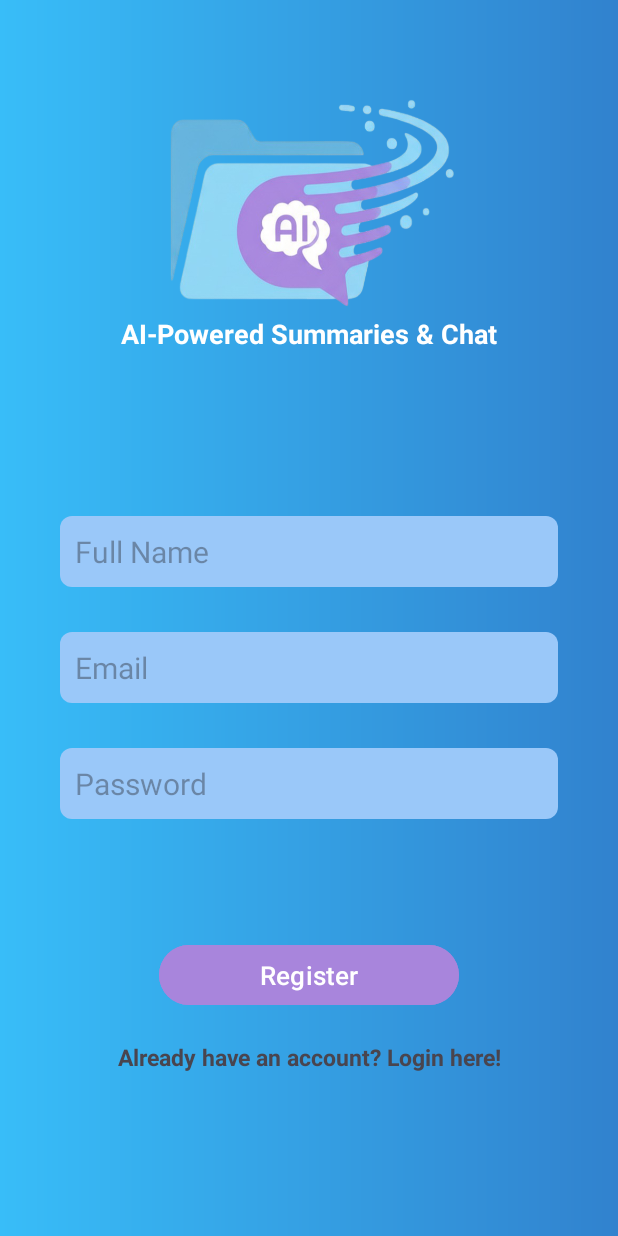
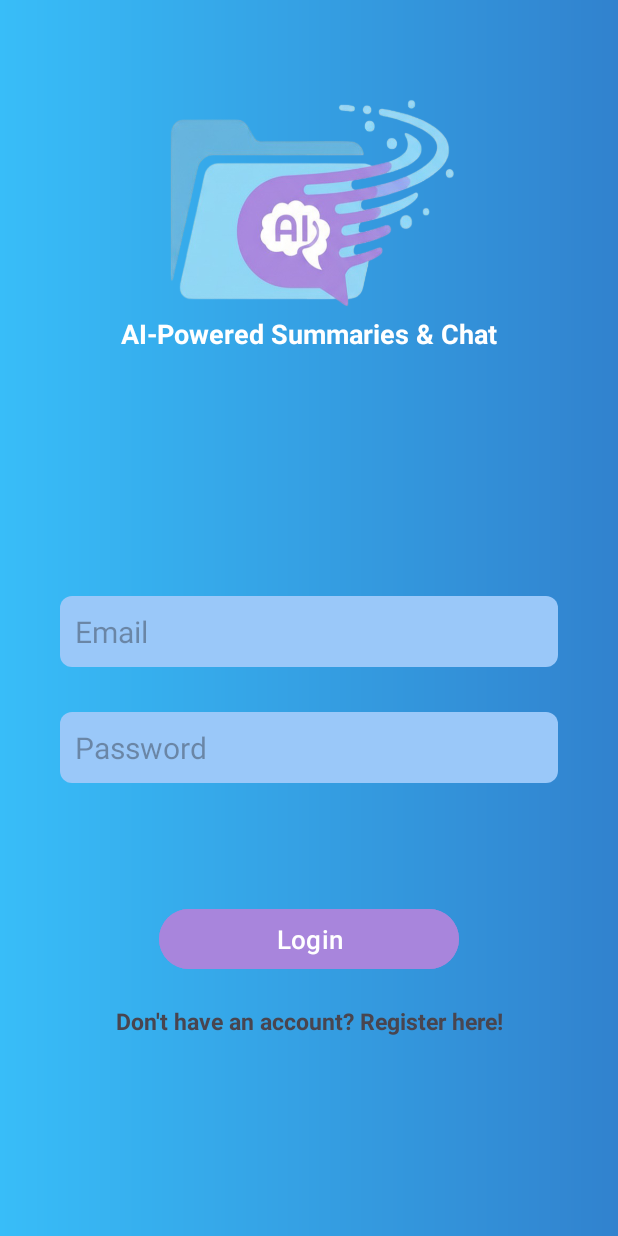
Before and after one commit to galhelner/FileWhisper, an Android app: the screen it shows after launch (AuthActivity), after a tap on "Already have an account? Login here!", on a phone screen of 412 x 824 dp. Run offline under Robolectric (Android 15) with nearby library versions, the phone set to English and light mode, and no system bars; 3 other taps on this screen came first.

Commit message:
Organize project structure, move classes into appropriate packages

```diff
--- a/android-app/app/src/main/AndroidManifest.xml
+++ b/android-app/app/src/main/AndroidManifest.xml
@@ -16,13 +16,13 @@
         android:theme="@style/Theme.AIPoweredTextAnalyzer"
         tools:targetApi="31">
         <activity
-            android:name=".FileActivity"
+            android:name=".Activities.FileActivity"
             android:exported="false" />
         <activity
-            android:name=".AuthActivity"
+            android:name=".Activities.AuthActivity"
             android:exported="false" />
         <activity
-            android:name=".MainActivity"
+            android:name=".Activities.MainActivity"
             android:exported="true">
             <intent-filter>
                 <action android:name="android.intent.action.MAIN" />
--- a/android-app/app/src/main/java/com/example/ai_poweredtextanalyzer/AuthActivity.java
+++ b/android-app/app/src/main/java/com/example/ai_poweredtextanalyzer/Activities/AuthActivity.java
@@ -1,4 +1,4 @@
-package com.example.ai_poweredtextanalyzer;
+package com.example.ai_poweredtextanalyzer.Activities;
 
 import android.content.Intent;
 import android.content.SharedPreferences;
@@ -12,6 +12,9 @@ import androidx.activity.EdgeToEdge;
 import androidx.appcompat.app.AppCompatActivity;
 import android.util.Patterns;
 import android.widget.Toast;
+
+import com.example.ai_poweredtextanalyzer.Utils.ApiClient;
+import com.example.ai_poweredtextanalyzer.R;
 
 public class AuthActivity extends AppCompatActivity {
     private SharedPreferences prefs;
@@ -54,10 +57,17 @@ public class AuthActivity extends AppCompatActivity {
 
         // handle register link click event
         toggleLink.setOnClickListener(v -> {
-            mode = Mode.REGISTER;
-            authButton.setText(R.string.register);
-            toggleLink.setText(R.string.login_link);
-            fullNameInput.setVisibility(View.VISIBLE);
+            if (mode == Mode.LOGIN) {
+                mode = Mode.REGISTER;
+                authButton.setText(R.string.register);
+                toggleLink.setText(R.string.login_link);
+                fullNameInput.setVisibility(View.VISIBLE);
+            } else {
+                mode = Mode.LOGIN;
+                authButton.setText(R.string.login);
+                toggleLink.setText(R.string.register_link);
+                fullNameInput.setVisibility(View.GONE);
+            }
         });
     }
 
--- a/android-app/app/src/main/java/com/example/ai_poweredtextanalyzer/FileActivity.java
+++ b/android-app/app/src/main/java/com/example/ai_poweredtextanalyzer/Activities/FileActivity.java
@@ -1,4 +1,4 @@
-package com.example.ai_poweredtextanalyzer;
+package com.example.ai_poweredtextanalyzer.Activities;
 
 import android.content.Intent;
 import android.graphics.Typeface;
@@ -20,6 +20,10 @@ import android.widget.Toast;
 import androidx.activity.EdgeToEdge;
 import androidx.appcompat.app.AppCompatActivity;
 import androidx.core.content.ContextCompat;
+
+import com.example.ai_poweredtextanalyzer.Utils.ApiClient;
+import com.example.ai_poweredtextanalyzer.Objects.ChatMessage;
+import com.example.ai_poweredtextanalyzer.R;
 import com.google.android.material.progressindicator.CircularProgressIndicator;
 import java.util.ArrayList;
 
--- a/android-app/app/src/main/java/com/example/ai_poweredtextanalyzer/InvalidCredentialsException.java
+++ b/android-app/app/src/main/java/com/example/ai_poweredtextanalyzer/Exceptions/InvalidCredentialsException.java
@@ -1,4 +1,4 @@
-package com.example.ai_poweredtextanalyzer;
+package com.example.ai_poweredtextanalyzer.Exceptions;
 
 public class InvalidCredentialsException extends RuntimeException {
     public InvalidCredentialsException(String message) {
--- a/android-app/app/src/main/java/com/example/ai_poweredtextanalyzer/UserAlreadyExistsException.java
+++ b/android-app/app/src/main/java/com/example/ai_poweredtextanalyzer/Exceptions/UserAlreadyExistsException.java
@@ -1,4 +1,4 @@
-package com.example.ai_poweredtextanalyzer;
+package com.example.ai_poweredtextanalyzer.Exceptions;
 
 public class UserAlreadyExistsException extends RuntimeException {
     public UserAlreadyExistsException(String message) {
--- a/android-app/app/src/main/java/com/example/ai_poweredtextanalyzer/ChatMessage.java
+++ b/android-app/app/src/main/java/com/example/ai_poweredtextanalyzer/Objects/ChatMessage.java
@@ -1,4 +1,4 @@
-package com.example.ai_poweredtextanalyzer;
+package com.example.ai_poweredtextanalyzer.Objects;
 
 /**
  * This class represent a single message of the chat between the user and the AI Model.
--- a/android-app/app/src/main/java/com/example/ai_poweredtextanalyzer/File.java
+++ b/android-app/app/src/main/java/com/example/ai_poweredtextanalyzer/Objects/File.java
@@ -1,4 +1,4 @@
-package com.example.ai_poweredtextanalyzer;
+package com.example.ai_poweredtextanalyzer.Objects;
 
 import android.util.Log;
 import java.text.ParseException;
--- a/android-app/app/src/main/res/layout/activity_auth.xml
+++ b/android-app/app/src/main/res/layout/activity_auth.xml
@@ -6,7 +6,7 @@
     android:layout_width="match_parent"
     android:layout_height="match_parent"
     android:background="@drawable/gradient_background"
-    tools:context=".AuthActivity">
+    tools:context=".Activities.AuthActivity">
 
     <ImageView
         android:id="@+id/appLogo"
--- a/android-app/app/src/main/res/layout/activity_file.xml
+++ b/android-app/app/src/main/res/layout/activity_file.xml
@@ -6,7 +6,7 @@
     android:id="@+id/main"
     android:layout_width="match_parent"
     android:layout_height="match_parent"
-    tools:context=".FileActivity">
+    tools:context=".Activities.FileActivity">
 
     <ImageButton
         android:id="@+id/backButton"
--- a/android-app/app/src/main/res/layout/activity_main.xml
+++ b/android-app/app/src/main/res/layout/activity_main.xml
@@ -6,7 +6,7 @@
     android:id="@+id/main"
     android:layout_width="match_parent"
     android:layout_height="match_parent"
-    tools:context=".MainActivity">
+    tools:context=".Activities.MainActivity">
 
     <androidx.constraintlayout.widget.ConstraintLayout
         android:id="@+id/headerSection"
```
Also changed, not shown: android-app/app/src/main/java/com/example/ai_poweredtextanalyzer/Activities/MainActivity.java (renamed from android-app/app/src/main/java/com/example/ai_poweredtextanalyzer/MainActivity.java, +6 -1 lines), android-app/app/src/main/java/com/example/ai_poweredtextanalyzer/Adapters/FileAdapter.java (renamed from android-app/app/src/main/java/com/example/ai_poweredtextanalyzer/FileAdapter.java, +6 -1 lines), android-app/app/src/main/java/com/example/ai_poweredtextanalyzer/Utils/ApiClient.java (renamed from android-app/app/src/main/java/com/example/ai_poweredtextanalyzer/ApiClient.java, +7 -1 lines).
